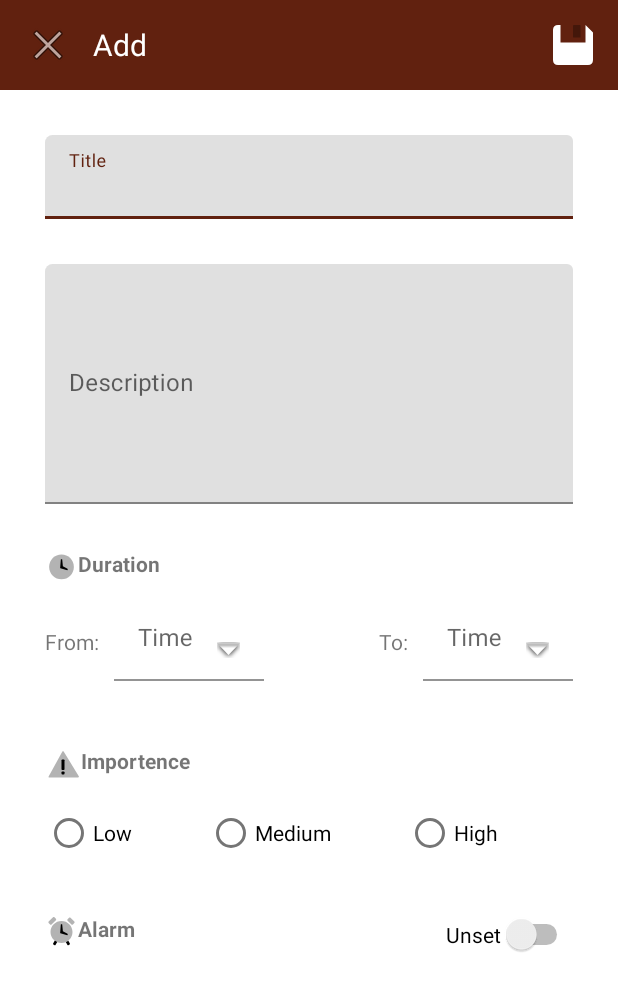
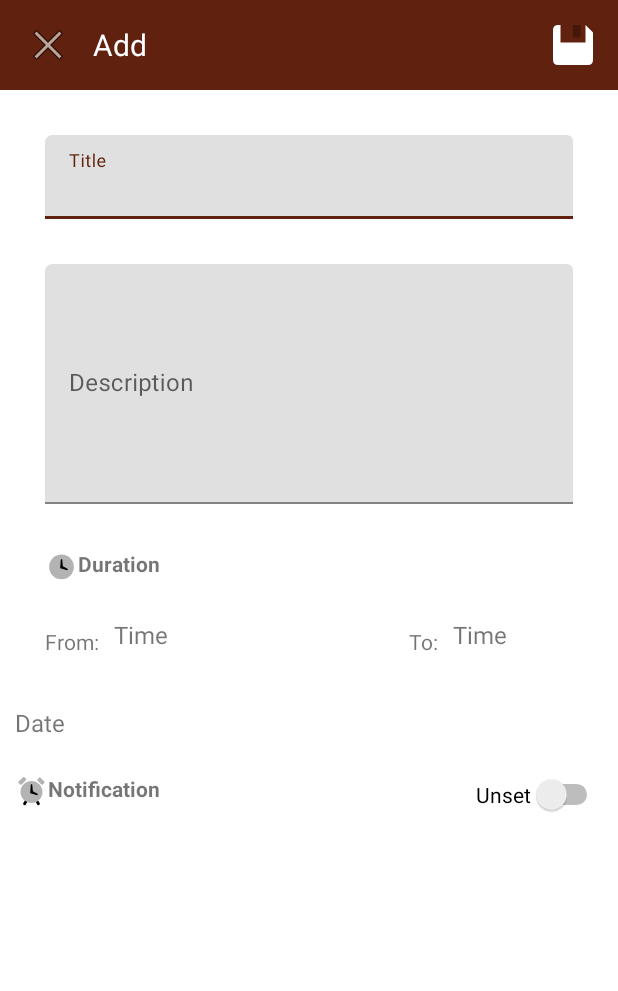
Before and after one commit to Meriem453/Mindo_app, an Android app: the layout fragment_add_course.xml on its own in the app's theme, with its tools: preview values and no code run, on a phone screen of 412 x 824 dp. Shown: the top 991 px of the screen. Run offline under Robolectric (Android 15) with nearby library versions, the phone set to English and light mode, and no system bars; Roboto replaces fonts that are not available here.

Commit message:
linking activities

```diff
--- a/app/src/main/java/com/example/mindo_kotlin/BlankFragment.kt
+++ b/app/src/main/java/com/example/mindo_kotlin/BlankFragment.kt
@@ -13,7 +13,7 @@ import androidx.fragment.app.DialogFragment
 import com.example.mindo_kotlin.Class
 
 
-class BlankFragment (var c:Context): DialogFragment() {
+class BlankFragment (var c:Context,var onSaveClicked: onSaveClicked): DialogFragment() {
 
 
     override fun onCreate(savedInstanceState: Bundle?) {
@@ -35,6 +35,7 @@ class BlankFragment (var c:Context): DialogFragment() {
         add.setOnClickListener {
             try {
                 db.classDao().insert(com.example.mindo_kotlin.Class(edit.text.toString(),125))
+                onSaveClicked.saveClicked()
                 this.dismiss()
             }catch (e:Exception){
                 Toast.makeText(c,"This class already exists",Toast.LENGTH_SHORT).show()
--- a/app/src/main/res/layout/fragment_add_course.xml
+++ b/app/src/main/res/layout/fragment_add_course.xml
@@ -27,10 +27,10 @@
             android:layout_width="wrap_content"
             android:layout_height="wrap_content"
             android:layout_margin="10dp"
+            android:contentDescription="@string/cd_main_homework_card_btn_dismiss"
+
             android:onClick="close"
-
-            app:srcCompat="@android:drawable/ic_menu_close_clear_cancel"
-            android:contentDescription="@string/cd_main_homework_card_btn_dismiss" />
+            app:srcCompat="@android:drawable/ic_menu_close_clear_cancel" />
 
         <TextView
             android:id="@+id/textView6"
@@ -103,6 +103,7 @@
 
     </com.google.android.material.textfield.TextInputLayout>
 
+
     <TextView
         android:id="@+id/textView4"
         android:layout_width="wrap_content"
@@ -127,31 +128,25 @@
         app:layout_constraintStart_toStartOf="parent"
         app:layout_constraintTop_toBottomOf="@+id/textView4" />
 
-    <com.google.android.material.textfield.TextInputLayout
-        android:id="@+id/addcr_titl"
+    <TextView
+        android:id="@+id/addcourse_timestart"
         android:layout_width="100dp"
-        android:layout_height="wrap_content"
+        android:layout_height="50dp"
         android:layout_margin="10dp"
+        android:layout_marginStart="10dp"
         android:background="@color/white"
-
-
         android:ems="10"
-        android:hint="@string/time"
+        android:gravity="center_vertical"
         android:inputType="time"
+        android:text="@string/time"
+        android:textSize="16sp"
         app:boxCornerRadiusTopStart="5dp"
         app:boxStrokeColor="@color/black"
         app:layout_constraintStart_toEndOf="@+id/tv_from"
         app:layout_constraintTop_toBottomOf="@+id/textView4">
 
-        <com.google.android.material.textfield.TextInputEditText
-            android:id="@+id/addcourse_timestart"
-            android:layout_width="match_parent"
-            android:layout_height="wrap_content"
-            android:background="@color/white"
-            android:drawableEnd="@android:drawable/arrow_down_float"
-            android:textColor="@color/main_blue"
-            android:textColorHint="#616161" />
-    </com.google.android.material.textfield.TextInputLayout>
+
+    </TextView>
 
     <TextView
         android:id="@+id/tv_to"
@@ -160,107 +155,62 @@
         android:layout_marginTop="30dp"
         android:layout_marginEnd="10dp"
         android:text="@string/to"
-        app:layout_constraintEnd_toStartOf="@+id/addcr_titl2"
+        app:layout_constraintEnd_toStartOf="@+id/addcourse_timeend"
         app:layout_constraintTop_toBottomOf="@+id/textView4" />
 
-    <com.google.android.material.textfield.TextInputLayout
-        android:id="@+id/addcr_titl2"
+    <TextView
+        android:id="@+id/addcourse_timeend"
         android:layout_width="100dp"
-        android:layout_height="wrap_content"
-        android:layout_marginTop="10dp"
-        android:layout_marginEnd="30dp"
-
-
+        android:layout_height="50dp"
+        android:layout_margin="10dp"
+        android:layout_marginStart="10dp"
         android:background="@color/white"
-
         android:ems="10"
-        android:gravity="end"
-        android:hint="@string/time"
+        android:gravity="center_vertical"
         android:inputType="time"
+        android:text="@string/time"
+        android:textSize="16sp"
         app:boxCornerRadiusTopStart="5dp"
         app:boxStrokeColor="@color/black"
         app:layout_constraintEnd_toEndOf="parent"
         app:layout_constraintTop_toBottomOf="@+id/textView4">
 
-        <com.google.android.material.textfield.TextInputEditText
-            android:id="@+id/addcourse_timeend"
-            android:layout_width="match_parent"
-            android:layout_height="wrap_content"
-            android:background="@color/white"
-            android:drawableEnd="@android:drawable/arrow_down_float"
-            android:textColor="@color/main_blue"
-            android:textColorHint="#616161" />
-    </com.google.android.material.textfield.TextInputLayout>
 
+    </TextView>
 
     <TextView
-        android:id="@+id/textView5"
-        android:layout_width="wrap_content"
-        android:layout_height="wrap_content"
-        android:layout_marginStart="30dp"
-        android:layout_marginTop="60dp"
-        android:layout_weight="1"
-        android:drawableStart="@drawable/warning"
-        android:gravity="start"
-        android:text="@string/importance"
-        android:textStyle="bold"
+        android:id="@+id/addcr_date"
+        android:layout_width="match_parent"
+        android:layout_height="48dp"
+        android:layout_margin="10dp"
+        android:gravity="center_vertical"
+        android:text="Date"
+
+        android:textSize="16sp"
         app:layout_constraintStart_toStartOf="parent"
-        app:layout_constraintTop_toBottomOf="@+id/tv_from" />
-
-    <RadioGroup
-        android:id="@+id/addcourse_imp"
-        android:layout_width="match_parent"
-        android:layout_height="wrap_content"
-
-        android:layout_marginStart="30dp"
-        android:layout_marginTop="10dp"
-        android:layout_marginEnd="30dp"
-        android:orientation="horizontal"
-        app:layout_constraintTop_toBottomOf="@+id/textView5">
-
-        <RadioButton
-            android:id="@+id/addcourse_low"
-            android:layout_width="wrap_content"
-            android:layout_height="wrap_content"
-            android:layout_weight="1"
-            android:text="@string/low" />
-
-        <RadioButton
-            android:id="@+id/addcourse_medium"
-            android:layout_width="wrap_content"
-            android:layout_height="wrap_content"
-            android:layout_weight="1"
-            android:text="@string/Medium" />
-
-        <RadioButton
-            android:id="@+id/addcourse_high"
-            android:layout_width="wrap_content"
-            android:layout_height="wrap_content"
-            android:layout_weight="1"
-            android:text="@string/high" />
-    </RadioGroup>
+        app:layout_constraintTop_toBottomOf="@+id/addcourse_timestart" />
 
     <TextView
         android:id="@+id/addcr_alarm"
         android:layout_width="wrap_content"
         android:layout_height="wrap_content"
-        android:layout_margin="30dp"
         android:layout_weight="1"
         android:drawableStart="@drawable/alarm_clock"
         android:gravity="start"
         android:text="@string/alarm"
         android:textStyle="bold"
+        android:layout_margin="10dp"
         app:layout_constraintStart_toStartOf="parent"
-        app:layout_constraintTop_toBottomOf="@+id/addcourse_imp" />
+        app:layout_constraintTop_toBottomOf="@+id/addcr_date" />
 
     <Switch
         android:id="@+id/addcourse_alarm"
         android:layout_width="wrap_content"
         android:layout_height="wrap_content"
-        android:layout_margin="30dp"
         android:text="Unset"
+        android:layout_margin="10dp"
         app:layout_constraintEnd_toEndOf="parent"
-        app:layout_constraintTop_toBottomOf="@+id/addcourse_imp" />
+        app:layout_constraintTop_toBottomOf="@+id/addcr_date" />
 
 
 </androidx.constraintlayout.widget.ConstraintLayout>
--- a/app/src/main/res/values/strings.xml
+++ b/app/src/main/res/values/strings.xml
@@ -17,7 +17,7 @@
     <string name="importance">Importence</string>
     <string name="edit">Edit</string>
     <string name="delete">Delete</string>
-    <string name="alarm">Alarm</string>
+    <string name="alarm">Notification</string>
     <string name="set">Set</string>
     <string name="inset">Inset</string>
     <string name="dummy_button">Dummy Button</string>
@@ -38,4 +38,6 @@
     <string name="time">Time</string>
     <string name="no_homework">There are no homeworks today</string>
     <string name="no_course">There are no courses today</string>
+ <string name="page_tasks">Tasks</string>
+    <string name="resources">Resources</string>
 </resources>
```
Also changed, not shown: app/src/main/AndroidManifest.xml (+24 -11 lines), app/src/main/java/com/example/mindo_kotlin/Add_course.kt (+15 -20 lines), app/src/main/java/com/example/mindo_kotlin/Class_drawer_adapter.kt (+15 -1 lines), app/src/main/java/com/example/mindo_kotlin/Class_items.kt (added, +55 -0 lines), app/src/main/java/com/example/mindo_kotlin/MainActivity.kt (+9 -4 lines), app/src/main/res/drawable/fire.xml (+4 -4 lines), app/src/main/res/drawable/puzzle.xml (+4 -4 lines), app/src/main/res/layout-v28/activity_class_items.xml (added, +91 -0 lines), app/src/main/res/layout/activity_class_items.xml (added, +129 -0 lines), app/src/main/res/layout/empty_course.xml (deleted, +0 -20 lines), app/src/main/res/layout/empty_homework.xml (deleted, +0 -19 lines).
